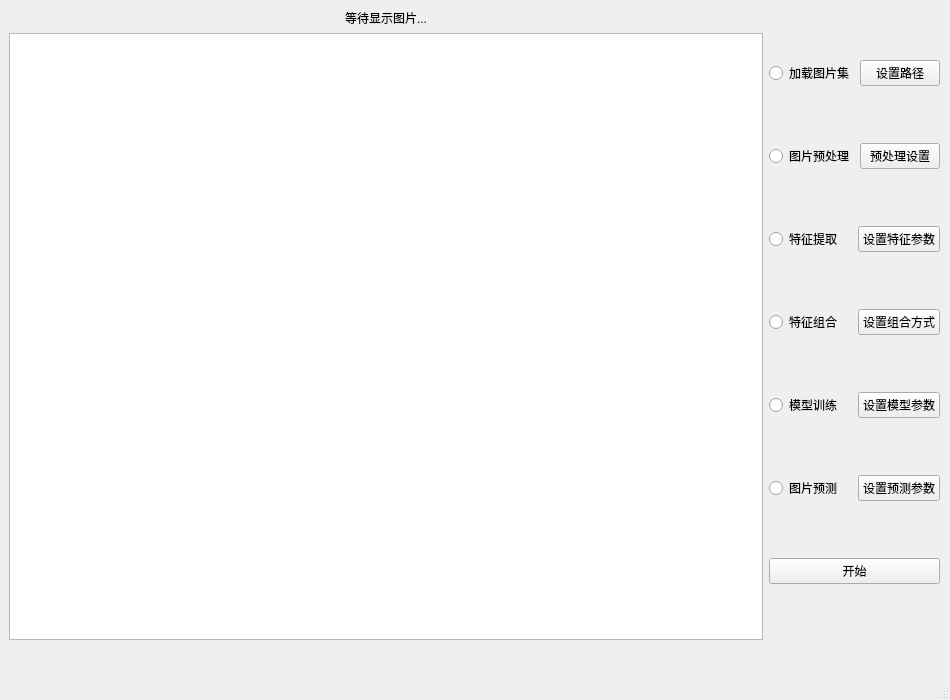
Old version of the form Qt_Ui/MainWin.ui in the repository Jyunmau/Diatom-classification.
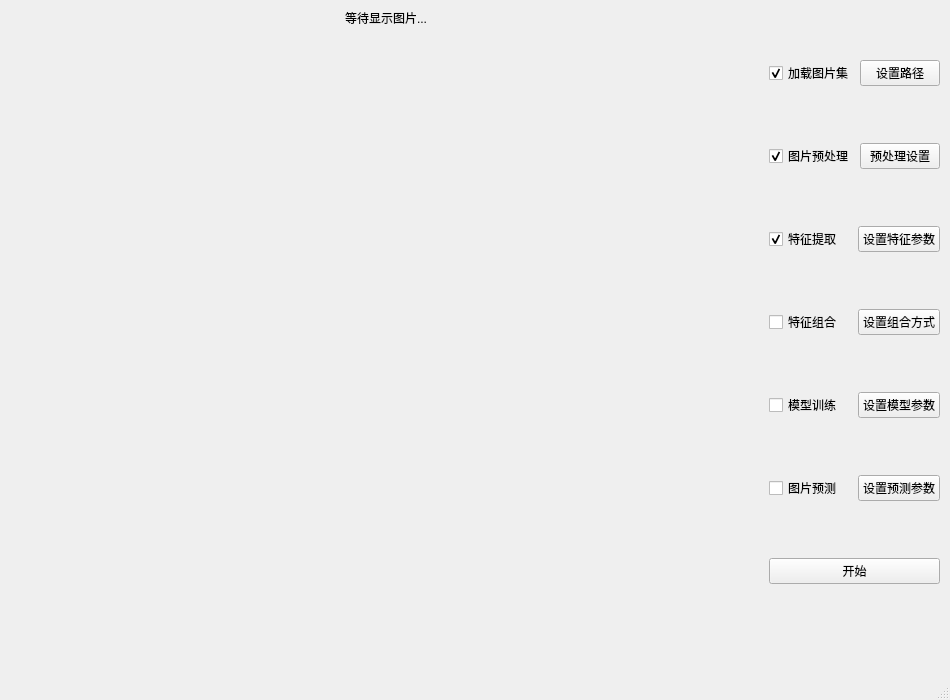
New version of the form.

The edit to the form file:
```diff
--- a/Qt_Ui/MainWin.ui
+++ b/Qt_Ui/MainWin.ui
@@ -37,7 +37,26 @@
                                 </widget>
                             </item>
                             <item>
-                                <widget class="QGraphicsView" name="graphicsView"/>
+                                <widget class="QLabel" name="imageLabel">
+                                    <property name="sizePolicy">
+                                        <sizepolicy hsizetype="Expanding" vsizetype="Expanding">
+                                            <horstretch>0</horstretch>
+                                            <verstretch>0</verstretch>
+                                        </sizepolicy>
+                                    </property>
+                                    <property name="baseSize">
+                                        <size>
+                                            <width>600</width>
+                                            <height>600</height>
+                                        </size>
+                                    </property>
+                                    <property name="text">
+                                        <string/>
+                                    </property>
+                                    <property name="alignment">
+                                        <set>Qt::AlignCenter</set>
+                                    </property>
+                                </widget>
                             </item>
                         </layout>
                     </item>
@@ -46,10 +65,13 @@
                             <item>
                                 <layout class="QHBoxLayout" name="horizontalLayout_2">
                                     <item>
-                                        <widget class="QRadioButton" name="dataSetRadioButton">
+                                        <widget class="QCheckBox" name="dataSetCheckBox">
                                             <property name="text">
                                                 <string>加载图片集</string>
                                             </property>
+                                            <property name="checked">
+                                                <bool>true</bool>
+                                            </property>
                                         </widget>
                                     </item>
                                     <item>
@@ -64,10 +86,13 @@
                             <item>
                                 <layout class="QHBoxLayout" name="horizontalLayout_10">
                                     <item>
-                                        <widget class="QRadioButton" name="imageRadioButton">
+                                        <widget class="QCheckBox" name="imageCheckBox">
                                             <property name="text">
                                                 <string>图片预处理</string>
                                             </property>
+                                            <property name="checked">
+                                                <bool>true</bool>
+                                            </property>
                                         </widget>
                                     </item>
                                     <item>
@@ -82,10 +107,13 @@
                             <item>
                                 <layout class="QHBoxLayout" name="horizontalLayout_6">
                                     <item>
-                                        <widget class="QRadioButton" name="featureFetchRadioButton">
+                                        <widget class="QCheckBox" name="featureFetchCheckBox">
                                             <property name="text">
                                                 <string>特征提取</string>
                                             </property>
+                                            <property name="checked">
+                                                <bool>true</bool>
+                                            </property>
                                         </widget>
                                     </item>
                                     <item>
@@ -100,7 +128,7 @@
                             <item>
                                 <layout class="QHBoxLayout" name="horizontalLayout_9">
                                     <item>
-                                        <widget class="QRadioButton" name="featureReadRadioButton">
+                                        <widget class="QCheckBox" name="featureReadCheckBox">
                                             <property name="text">
                                                 <string>特征组合</string>
                                             </property>
@@ -118,7 +146,7 @@
                             <item>
                                 <layout class="QHBoxLayout" name="horizontalLayout_3">
                                     <item>
-                                        <widget class="QRadioButton" name="modelRadioButton">
+                                        <widget class="QCheckBox" name="modelCheckBox">
                                             <property name="text">
                                                 <string>模型训练</string>
                                             </property>
@@ -136,7 +164,7 @@
                             <item>
                                 <layout class="QHBoxLayout" name="horizontalLayout_11">
                                     <item>
-                                        <widget class="QRadioButton" name="predictRadioButton">
+                                        <widget class="QCheckBox" name="predictCheckBox">
                                             <property name="text">
                                                 <string>图片预测</string>
                                             </property>
```
Left out of the diff: 2 changed lines with no effect on the pictures.
